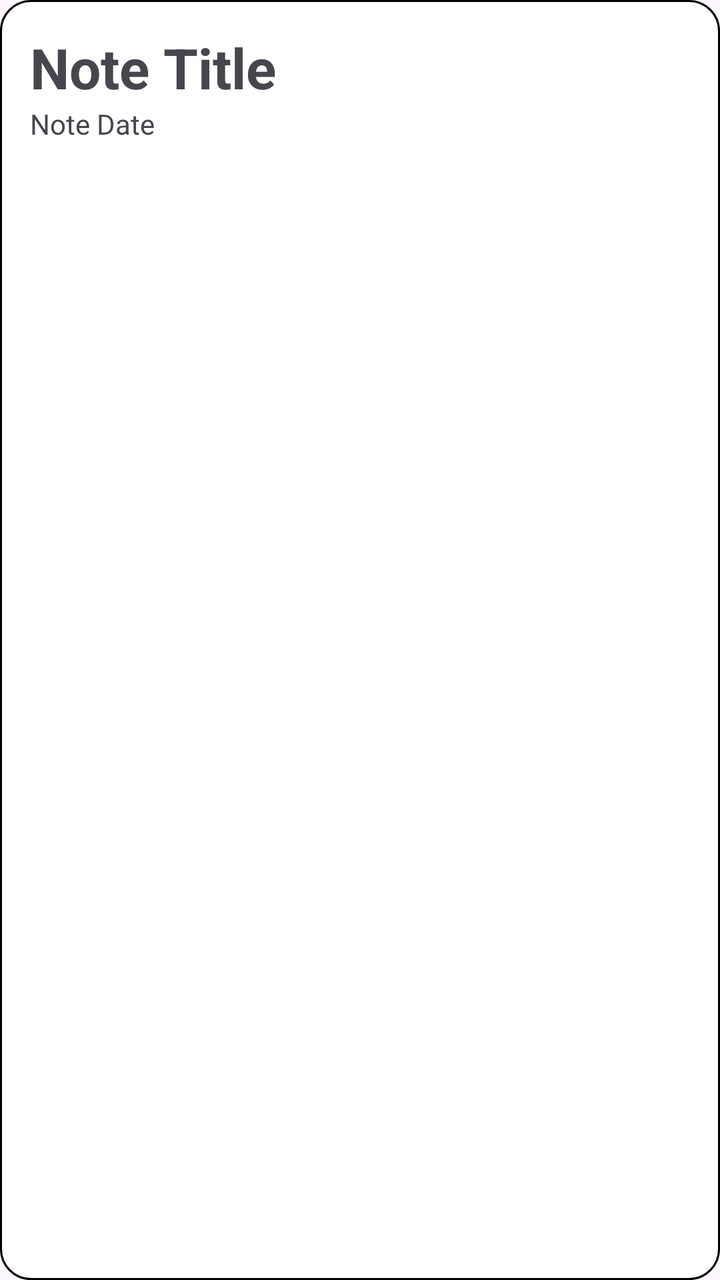
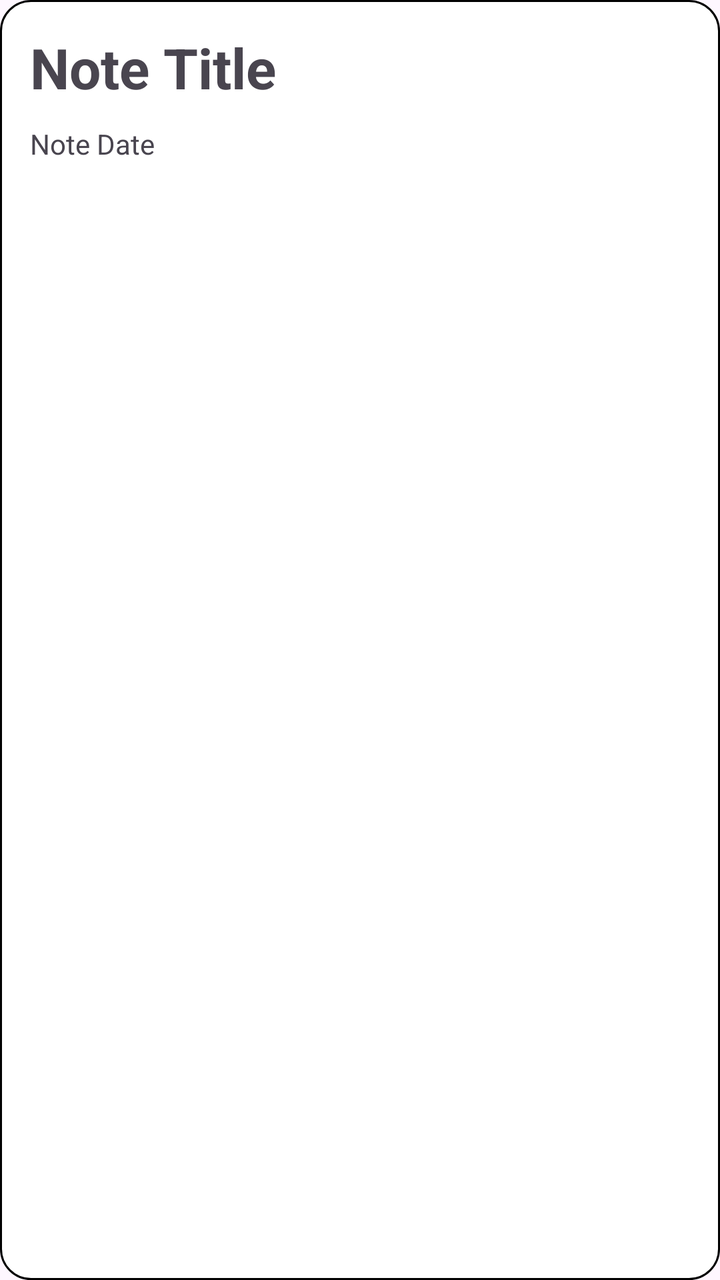

An Android layout rendered at two revisions. The XML below is the earlier revision; the diff shows what the commit changed to produce the second picture.
<!-- AndroidManifest.xml: application theme Theme.Snote -->
<!-- res/layout/list_item.xml -->
<?xml version="1.0" encoding="utf-8"?>
<androidx.appcompat.widget.LinearLayoutCompat xmlns:android="http://schemas.android.com/apk/res/android"
    android:layout_width="match_parent"
    android:layout_height="wrap_content"
    android:background="@drawable/border"
    android:orientation="vertical"
    android:padding="15dp"
    android:layout_marginBottom="16dp">

    <TextView
        android:id="@+id/tv_title"
        android:layout_width="wrap_content"
        android:layout_height="wrap_content"
        android:text="Note Title"
        android:textSize="28sp"
        android:textStyle="bold"/>

    <TextView
        android:id="@+id/tv_date"
        android:layout_width="match_parent"
        android:layout_height="wrap_content"
        android:text="Note Date"
        android:gravity="start"/>

</androidx.appcompat.widget.LinearLayoutCompat>
<!-- resources referenced by this layout -->
<resources>
  <!-- drawable border (drawable) -->
  <?xml version="1.0" encoding="utf-8"?>
  <shape xmlns:android="http://schemas.android.com/apk/res/android"
      android:shape="rectangle">
      <solid android:color="#4527A0" />
      <stroke
          android:width="1dp"
          android:color="#000000" />
      <corners android:radius="15dp" />
      <solid android:color="#FFFFFF" />
  </shape>
  <style name="Theme.Snote" parent="Base.Theme.Snote" />
  <style name="Base.Theme.Snote" parent="Theme.Material3.DayNight.NoActionBar">
          
          
      </style>
</resources>

<!-- the commit's change to res/layout/list_item.xml (unified diff, before → after) -->
@@ -5,6 +5,7 @@
     android:background="@drawable/border"
     android:orientation="vertical"
     android:padding="15dp"
+    android:layout_margin="20dp"
     android:layout_marginBottom="16dp">
 
     <TextView
@@ -13,6 +14,7 @@
         android:layout_height="wrap_content"
         android:text="Note Title"
         android:textSize="28sp"
+        android:paddingBottom="10dp"
         android:textStyle="bold"/>
 
     <TextView
@@ -20,6 +22,7 @@
         android:layout_width="match_parent"
         android:layout_height="wrap_content"
         android:text="Note Date"
+        android:layout_marginBottom="5dp"
         android:gravity="start"/>
 
 </androidx.appcompat.widget.LinearLayoutCompat>
